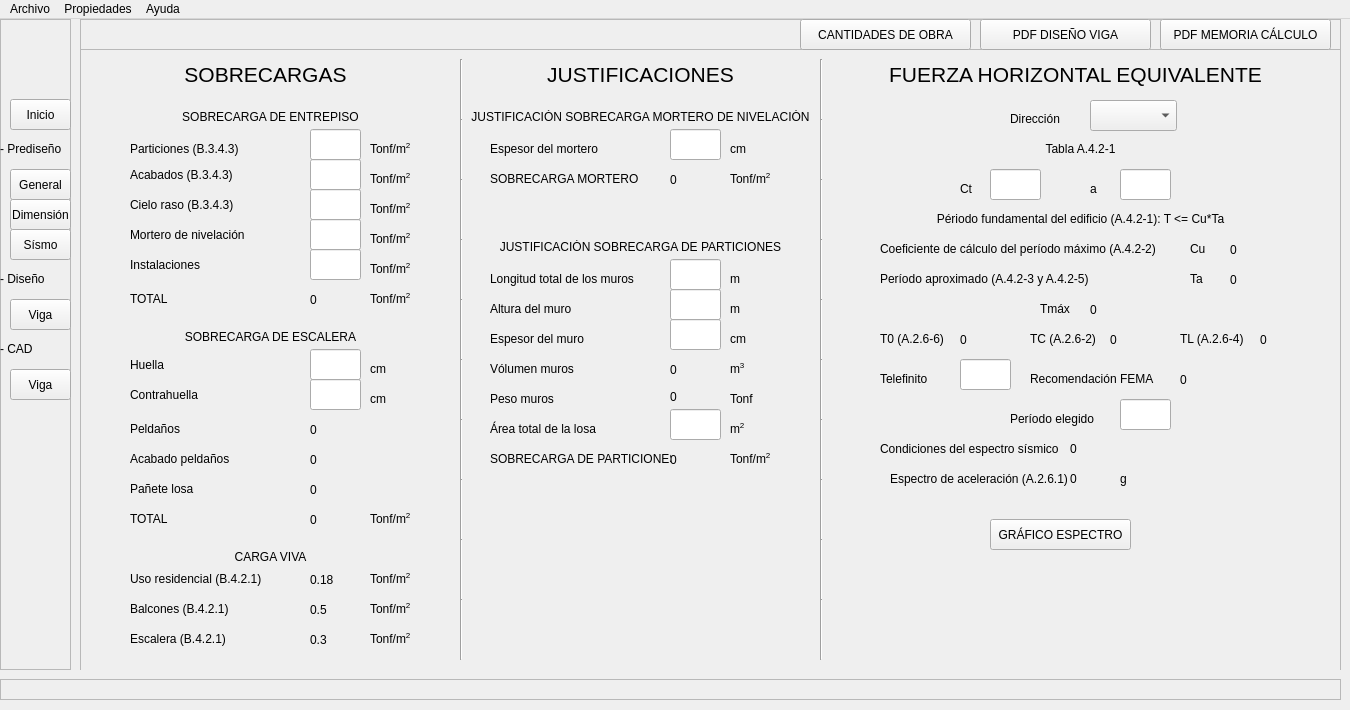
This is gui/main.ui in SaroCompany/AEUS as Qt 5 draws it before an edit. The edited form follows.
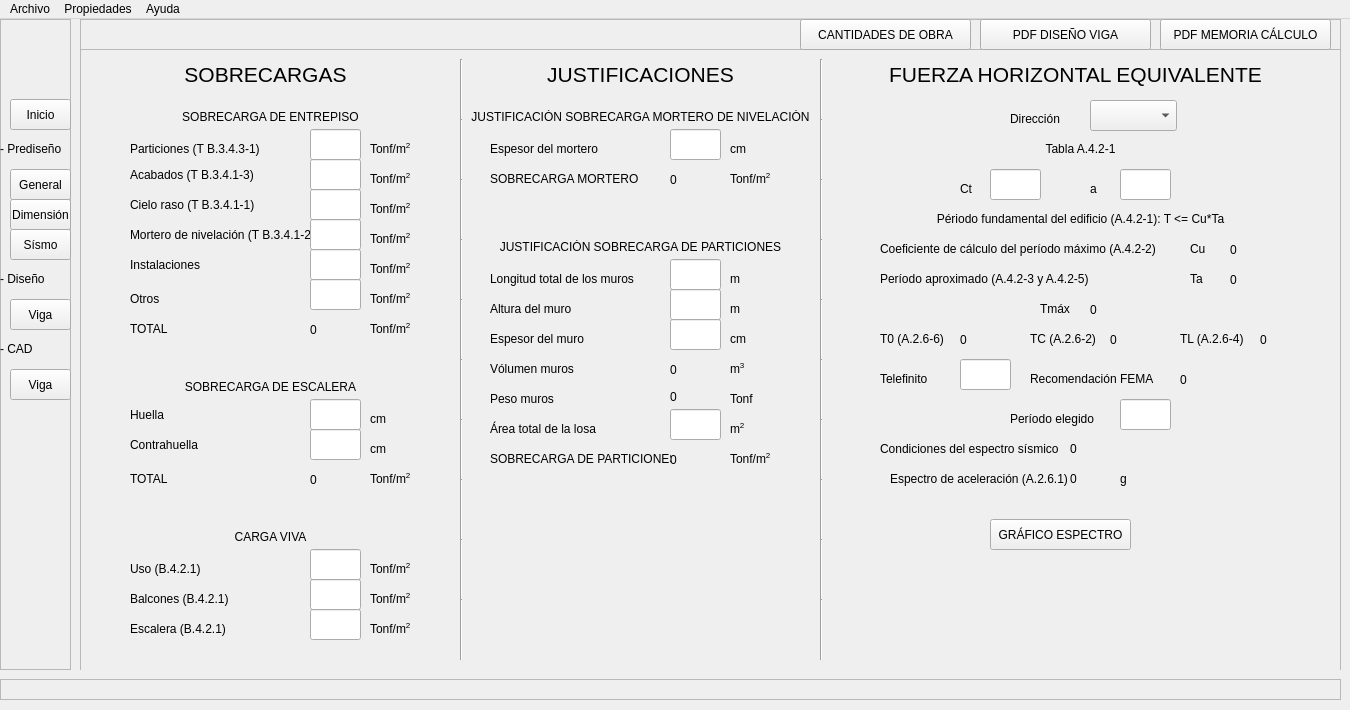
This is the edited form. The open tabs and pages were chosen to show the change. Icons and pictures are not drawn.

```diff
--- a/gui/main.ui
+++ b/gui/main.ui
@@ -9973,7 +9973,7 @@
         </rect>
        </property>
        <property name="text">
-        <string>Particiones (B.3.4.3)</string>
+        <string>Particiones (T B.3.4.3-1)</string>
        </property>
       </widget>
       <widget class="QLineEdit" name="lineEdit_20">
@@ -9999,7 +9999,7 @@
         </rect>
        </property>
        <property name="text">
-        <string>Acabados (B.3.4.3)</string>
+        <string>Acabados (T B.3.4.1-3)</string>
        </property>
       </widget>
       <widget class="QLineEdit" name="lineEdit_21">
@@ -10025,7 +10025,7 @@
         </rect>
        </property>
        <property name="text">
-        <string>Cielo raso (B.3.4.3)</string>
+        <string>Cielo raso (T B.3.4.1-1)</string>
        </property>
       </widget>
       <widget class="QLineEdit" name="lineEdit_22">
@@ -10051,7 +10051,7 @@
         </rect>
        </property>
        <property name="text">
-        <string>Mortero de nivelación</string>
+        <string>Mortero de nivelación (T B.3.4.1-2)</string>
        </property>
       </widget>
       <widget class="QLineEdit" name="lineEdit_23">
@@ -10097,7 +10097,7 @@
        <property name="geometry">
         <rect>
          <x>50</x>
-         <y>240</y>
+         <y>270</y>
          <width>181</width>
          <height>20</height>
         </rect>
@@ -10110,7 +10110,7 @@
        <property name="geometry">
         <rect>
          <x>230</x>
-         <y>240</y>
+         <y>270</y>
          <width>47</width>
          <height>21</height>
         </rect>
@@ -10123,7 +10123,7 @@
        <property name="geometry">
         <rect>
          <x>290</x>
-         <y>240</y>
+         <y>270</y>
          <width>61</width>
          <height>20</height>
         </rect>
@@ -10201,7 +10201,7 @@
        <property name="geometry">
         <rect>
          <x>10</x>
-         <y>280</y>
+         <y>330</y>
          <width>361</width>
          <height>16</height>
         </rect>
@@ -10214,7 +10214,7 @@
        <property name="geometry">
         <rect>
          <x>50</x>
-         <y>306</y>
+         <y>356</y>
          <width>121</width>
          <height>20</height>
         </rect>
@@ -10230,7 +10230,7 @@
        <property name="geometry">
         <rect>
          <x>230</x>
-         <y>300</y>
+         <y>350</y>
          <width>51</width>
          <height>31</height>
         </rect>
@@ -10240,7 +10240,7 @@
        <property name="geometry">
         <rect>
          <x>290</x>
-         <y>310</y>
+         <y>360</y>
          <width>61</width>
          <height>20</height>
         </rect>
@@ -10253,7 +10253,7 @@
        <property name="geometry">
         <rect>
          <x>290</x>
-         <y>340</y>
+         <y>390</y>
          <width>61</width>
          <height>20</height>
         </rect>
@@ -10266,7 +10266,7 @@
        <property name="geometry">
         <rect>
          <x>50</x>
-         <y>336</y>
+         <y>386</y>
          <width>121</width>
          <height>20</height>
         </rect>
@@ -10282,56 +10282,17 @@
        <property name="geometry">
         <rect>
          <x>230</x>
-         <y>330</y>
+         <y>380</y>
          <width>51</width>
          <height>31</height>
         </rect>
        </property>
       </widget>
-      <widget class="QLabel" name="label_273">
-       <property name="geometry">
-        <rect>
-         <x>50</x>
-         <y>370</y>
-         <width>121</width>
-         <height>20</height>
-        </rect>
-       </property>
-       <property name="text">
-        <string>Peldaños</string>
-       </property>
-      </widget>
-      <widget class="QLabel" name="label_274">
-       <property name="geometry">
-        <rect>
-         <x>50</x>
-         <y>400</y>
-         <width>121</width>
-         <height>20</height>
-        </rect>
-       </property>
-       <property name="text">
-        <string>Acabado peldaños</string>
-       </property>
-      </widget>
-      <widget class="QLabel" name="label_275">
-       <property name="geometry">
-        <rect>
-         <x>50</x>
-         <y>430</y>
-         <width>121</width>
-         <height>20</height>
-        </rect>
-       </property>
-       <property name="text">
-        <string>Pañete losa</string>
-       </property>
-      </widget>
       <widget class="QLabel" name="label_276">
        <property name="geometry">
         <rect>
          <x>50</x>
-         <y>460</y>
+         <y>420</y>
          <width>121</width>
          <height>20</height>
         </rect>
@@ -10344,46 +10305,7 @@
        <property name="geometry">
         <rect>
          <x>230</x>
-         <y>370</y>
-         <width>47</width>
-         <height>21</height>
-        </rect>
-       </property>
-       <property name="text">
-        <string>0</string>
-       </property>
-      </widget>
-      <widget class="QLabel" name="label_278">
-       <property name="geometry">
-        <rect>
-         <x>230</x>
-         <y>400</y>
-         <width>47</width>
-         <height>21</height>
-        </rect>
-       </property>
-       <property name="text">
-        <string>0</string>
-       </property>
-      </widget>
-      <widget class="QLabel" name="label_279">
-       <property name="geometry">
-        <rect>
-         <x>230</x>
-         <y>430</y>
-         <width>47</width>
-         <height>21</height>
-        </rect>
-       </property>
-       <property name="text">
-        <string>0</string>
-       </property>
-      </widget>
-      <widget class="QLabel" name="label_280">
-       <property name="geometry">
-        <rect>
-         <x>230</x>
-         <y>460</y>
+         <y>420</y>
          <width>47</width>
          <height>21</height>
         </rect>
@@ -10396,7 +10318,7 @@
        <property name="geometry">
         <rect>
          <x>290</x>
-         <y>460</y>
+         <y>420</y>
          <width>61</width>
          <height>20</height>
         </rect>
@@ -10409,7 +10331,7 @@
        <property name="geometry">
         <rect>
          <x>10</x>
-         <y>500</y>
+         <y>480</y>
          <width>361</width>
          <height>16</height>
         </rect>
@@ -10422,33 +10344,20 @@
        <property name="geometry">
         <rect>
          <x>50</x>
-         <y>520</y>
+         <y>510</y>
          <width>181</width>
          <height>20</height>
         </rect>
        </property>
        <property name="text">
-        <string>Uso residencial (B.4.2.1)</string>
-       </property>
-      </widget>
-      <widget class="QLabel" name="label_284">
-       <property name="geometry">
-        <rect>
-         <x>230</x>
-         <y>520</y>
-         <width>47</width>
-         <height>21</height>
-        </rect>
-       </property>
-       <property name="text">
-        <string>0.18</string>
+        <string>Uso (B.4.2.1)</string>
        </property>
       </widget>
       <widget class="QLabel" name="label_285">
        <property name="geometry">
         <rect>
          <x>50</x>
-         <y>550</y>
+         <y>540</y>
          <width>181</width>
          <height>20</height>
         </rect>
@@ -10457,24 +10366,11 @@
         <string>Balcones (B.4.2.1)</string>
        </property>
       </widget>
-      <widget class="QLabel" name="label_286">
-       <property name="geometry">
-        <rect>
-         <x>230</x>
-         <y>550</y>
-         <width>47</width>
-         <height>21</height>
-        </rect>
-       </property>
-       <property name="text">
-        <string>0.5</string>
-       </property>
-      </widget>
       <widget class="QLabel" name="label_287">
        <property name="geometry">
         <rect>
          <x>50</x>
-         <y>580</y>
+         <y>570</y>
          <width>181</width>
          <height>20</height>
         </rect>
@@ -10483,24 +10379,11 @@
         <string>Escalera (B.4.2.1)</string>
        </property>
       </widget>
-      <widget class="QLabel" name="label_288">
-       <property name="geometry">
-        <rect>
-         <x>230</x>
-         <y>580</y>
-         <width>47</width>
-         <height>21</height>
-        </rect>
-       </property>
-       <property name="text">
-        <string>0.3</string>
-       </property>
-      </widget>
       <widget class="QLabel" name="label_289">
        <property name="geometry">
         <rect>
          <x>290</x>
-         <y>520</y>
+         <y>510</y>
          <width>61</width>
          <height>20</height>
         </rect>
@@ -10513,7 +10396,7 @@
        <property name="geometry">
         <rect>
          <x>290</x>
-         <y>550</y>
+         <y>540</y>
          <width>61</width>
          <height>20</height>
         </rect>
@@ -10526,7 +10409,7 @@
        <property name="geometry">
         <rect>
          <x>290</x>
-         <y>580</y>
+         <y>570</y>
          <width>61</width>
          <height>20</height>
         </rect>
@@ -11299,7 +11182,7 @@
         <rect>
          <x>990</x>
          <y>390</y>
-         <width>41</width>
+         <width>171</width>
          <height>20</height>
         </rect>
        </property>
@@ -11362,6 +11245,84 @@
         <string>GRÁFICO ESPECTRO</string>
        </property>
       </widget>
+      <widget class="QLineEdit" name="line_edit_sobrecarga_otros">
+       <property name="enabled">
+        <bool>true</bool>
+       </property>
+       <property name="geometry">
+        <rect>
+         <x>230</x>
+         <y>230</y>
+         <width>51</width>
+         <height>31</height>
+        </rect>
+       </property>
+      </widget>
+      <widget class="QLabel" name="label_273">
+       <property name="geometry">
+        <rect>
+         <x>290</x>
+         <y>240</y>
+         <width>61</width>
+         <height>20</height>
+        </rect>
+       </property>
+       <property name="text">
+        <string>&lt;html&gt;&lt;head/&gt;&lt;body&gt;&lt;p&gt;Tonf/m&lt;span style=&quot; vertical-align:super;&quot;&gt;2&lt;/span&gt;&lt;/p&gt;&lt;/body&gt;&lt;/html&gt;</string>
+       </property>
+      </widget>
+      <widget class="QLabel" name="label_274">
+       <property name="geometry">
+        <rect>
+         <x>50</x>
+         <y>240</y>
+         <width>181</width>
+         <height>20</height>
+        </rect>
+       </property>
+       <property name="text">
+        <string>Otros</string>
+       </property>
+      </widget>
+      <widget class="QLineEdit" name="line_edit_carga_viva_uso">
+       <property name="enabled">
+        <bool>true</bool>
+       </property>
+       <property name="geometry">
+        <rect>
+         <x>230</x>
+         <y>500</y>
+         <width>51</width>
+         <height>31</height>
+        </rect>
+       </property>
+      </widget>
+      <widget class="QLineEdit" name="line_edit_carga_viva_balcones">
+       <property name="enabled">
+        <bool>true</bool>
+       </property>
+       <property name="geometry">
+        <rect>
+         <x>230</x>
+         <y>530</y>
+         <width>51</width>
+         <height>31</height>
+        </rect>
+       </property>
+      </widget>
+      <widget class="QLineEdit" name="line_edit_carga_viva_escalera">
+       <property name="enabled">
+        <bool>true</bool>
+       </property>
+       <property name="geometry">
+        <rect>
+         <x>230</x>
+         <y>560</y>
+         <width>51</width>
+         <height>31</height>
+        </rect>
+       </property>
+      </widget>
      </widget>
     </widget>
     <widget class="QWidget" name="COLUMN_5">
```
Left out of the diff: 99 changed lines with no effect on the pictures.
